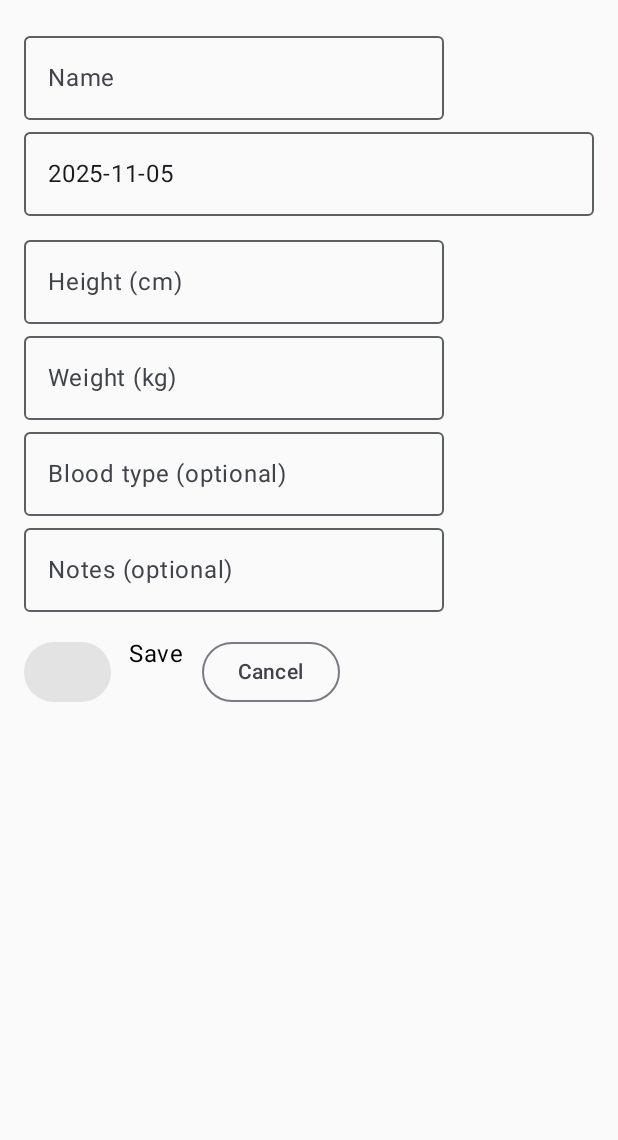
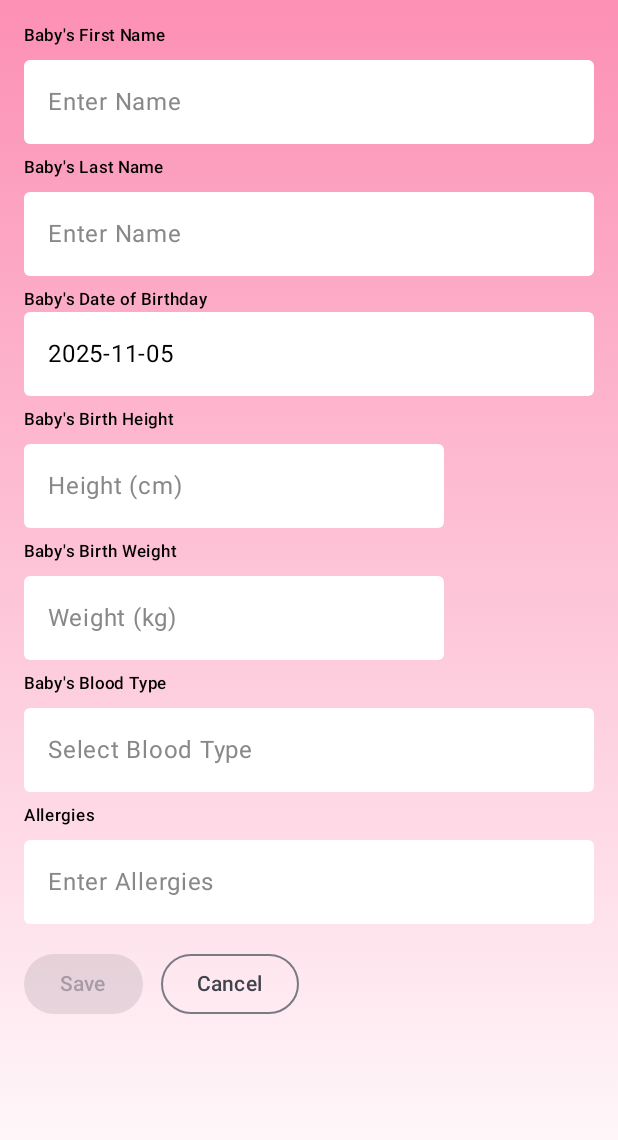
Before and after one commit to dirty-dan01/baby_journals, an Android app built with Jetpack Compose: the AddBabyScreen screen opened through its navigation route, on a phone screen of 412 x 824 dp. Shown: the top 1140 px of the screen. Run offline under Robolectric (Android 15) with nearby library versions, the phone set to English and light mode, and no system bars.

Commit message:
Ui to match figma designs

```diff
--- a/app/src/main/java/com/example/baby_journals/data/Baby.kt
+++ b/app/src/main/java/com/example/baby_journals/data/Baby.kt
@@ -5,11 +5,12 @@ import kotlinx.serialization.Serializable
 @Serializable
 data class Baby(
     val id: String,
-    val name: String,
+    val firstName: String,
+    val lastName: String,
     val birthDate: String,
     val heightCm: Double,
     val weightKg: Double,
     val bloodType: String? = null,
     val photoUr: String? = null,
-    val notes: String? = null,
+    val allergies: String? = null,
 )
--- a/app/src/main/java/com/example/baby_journals/ui/AppNav.kt
+++ b/app/src/main/java/com/example/baby_journals/ui/AppNav.kt
@@ -32,8 +32,8 @@ fun AppNav(vm: BabyViewModel) {
         }
         composable(Routes.ADD) {
             AddBabyScreen(
-                onSave = { name, birth, h, w, bt, photo, notes ->
-                    vm.addBaby(name, birth, h, w, bt, photo, notes)
+                onSave = { firstName, lastName, birth, h, w, bt, photo, allergies ->
+                    vm.addBaby(firstName, lastName, birth, h, w, bt, photo, allergies)
                     nav.popBackStack()
                 },
                 onCancel = { nav.popBackStack() }
--- a/app/src/main/java/com/example/baby_journals/ui/BabyViewModel.kt
+++ b/app/src/main/java/com/example/baby_journals/ui/BabyViewModel.kt
@@ -25,24 +25,26 @@ class BabyViewModel(
             .map { BabyListUiState(it) }
             .stateIn(viewModelScope, SharingStarted.WhileSubscribed(5000), BabyListUiState())
 
-     fun addBaby(
-        name: String,
+    fun addBaby(
+        firstName: String,
+        lastName: String,
         birthDate: LocalDate,
         heightCm: Double,
         weightKg: Double,
         bloodType: String? = null,
         photoUrl: String? = null,
-        notes: String? = null
+        allergies: String? = null
     ) = viewModelScope.launch {
         val baby = Baby(
             id = UUID.randomUUID().toString(),
-            name = name,
+            firstName = firstName,
+            lastName = lastName,
             birthDate = birthDate.toString(),
             heightCm = heightCm,
             weightKg = weightKg,
             bloodType = bloodType,
             photoUr = photoUrl,
-            notes = notes,
+            allergies = allergies,
         )
         repo.add(baby)
     }
--- /dev/null
+++ b/app/src/main/java/com/example/baby_journals/ui/components/AboveLabel.kt
@@ -0,0 +1,12 @@
+package com.example.baby_journals.ui.components
+
+import androidx.compose.material3.Text
+import androidx.compose.runtime.Composable
+
+@Composable
+fun AboveLabel(text: String) {
+    Text(
+        text = text,
+        style = androidx.compose.material3.MaterialTheme.typography.labelSmall
+    )
+}
--- /dev/null
+++ b/app/src/main/java/com/example/baby_journals/ui/components/TextFieldStyle.kt
@@ -0,0 +1,20 @@
+package com.example.baby_journals.ui.components
+
+import androidx.compose.material3.TextFieldDefaults
+import androidx.compose.runtime.Composable
+import androidx.compose.ui.graphics.Color
+
+object TextFieldStyle {
+    @Composable
+    fun WhiteNoLine() = TextFieldDefaults.colors(
+        focusedContainerColor = Color.White,
+        unfocusedContainerColor = Color.White,
+        disabledContainerColor = Color.White,
+        errorContainerColor = Color.White,
+        focusedIndicatorColor = Color.Transparent,
+        unfocusedIndicatorColor = Color.Transparent,
+        disabledIndicatorColor = Color.Transparent,
+        focusedTextColor = Color.Black,
+        unfocusedTextColor = Color.Black
+    )
+}
--- a/app/src/main/java/com/example/baby_journals/ui/screens/AddBabyScreen.kt
+++ b/app/src/main/java/com/example/baby_journals/ui/screens/AddBabyScreen.kt
@@ -3,11 +3,14 @@ package com.example.baby_journals.ui.screens
 import android.app.DatePickerDialog
 import android.os.Build
 import androidx.annotation.RequiresApi
+import androidx.compose.foundation.background
 import androidx.compose.foundation.clickable
 import androidx.compose.foundation.layout.Arrangement
+import androidx.compose.foundation.layout.Box
 import androidx.compose.foundation.layout.Column
 import androidx.compose.foundation.layout.Row
 import androidx.compose.foundation.layout.Spacer
+import androidx.compose.foundation.layout.fillMaxSize
 import androidx.compose.foundation.layout.fillMaxWidth
 import androidx.compose.foundation.layout.height
 import androidx.compose.foundation.layout.padding
@@ -21,39 +24,72 @@ import androidx.compose.runtime.mutableStateOf
 import androidx.compose.runtime.remember
 import androidx.compose.runtime.setValue
 import androidx.compose.ui.Modifier
+import androidx.compose.ui.graphics.Brush
+import androidx.compose.ui.graphics.Color
 import androidx.compose.ui.platform.LocalContext
 import androidx.compose.ui.unit.dp
+import com.example.baby_journals.ui.components.AboveLabel
+import com.example.baby_journals.ui.components.TextFieldStyle
 import java.time.LocalDate
 
 @RequiresApi(Build.VERSION_CODES.O)
 @Composable
 fun AddBabyScreen(
-    onSave: (String, LocalDate, Double, Double, String?, String?, String?) -> Unit,
+    onSave: (String, String, LocalDate, Double, Double, String?, String?, String?) -> Unit,
     onCancel: () -> Unit
 ) {
-    var name by remember { mutableStateOf("") }
+    var firstName by remember { mutableStateOf("") }
+    var lastName by remember { mutableStateOf("") }
     var date by remember { mutableStateOf(LocalDate.now()) }
     var height by remember { mutableStateOf("") }
     var weight by remember { mutableStateOf("") }
     var blood by remember { mutableStateOf("") }
-    var notes by remember { mutableStateOf("") }
+    var allergies by remember { mutableStateOf("") }
     val ctx = LocalContext.current
 
+    Box(
+        modifier = Modifier
+            .fillMaxSize()
+            .background(
+                brush = Brush.verticalGradient(
+                    colors = listOf(
+                        Color(0xFFFC90B4),
+                        Color.White
+                    )
+                )
+            )
+    ) {
         Column(
             Modifier.padding(16.dp)
         ) {
+            AboveLabel("Baby's First Name")
             OutlinedTextField(
-            value = name,
-            onValueChange = { name = it },
+                modifier = Modifier.fillMaxWidth(),
+                value = firstName,
+                onValueChange = { firstName = it },
+                colors = TextFieldStyle.WhiteNoLine(),
                 label = {
-                Text("Name")
+                    Text("Enter Name", color = Color.Gray)
                 }
             )
             Spacer(Modifier.height(8.dp))
+            AboveLabel("Baby's Last Name")
+            OutlinedTextField(
+                value = lastName,
+                modifier = Modifier.fillMaxWidth(),
+                onValueChange = { lastName = it },
+                colors = TextFieldStyle.WhiteNoLine(),
+                label = {
+                    Text("Enter Name", color = Color.Gray)
+                }
+            )
+            Spacer(Modifier.height(8.dp))
+            AboveLabel("Baby's Date of Birthday")
             OutlinedTextField(
                 value = date.toString(),
                 onValueChange = {},
                 readOnly = true,
+                colors = TextFieldStyle.WhiteNoLine(),
                 modifier = Modifier
                     .fillMaxWidth()
                     .clickable {
@@ -66,54 +102,67 @@ fun AddBabyScreen(
                     } then (Modifier)
             )
             Spacer(Modifier.height(8.dp))
+            AboveLabel("Baby's Birth Height")
             OutlinedTextField(
                 value = height,
                 onValueChange = { height = it },
+                colors = TextFieldStyle.WhiteNoLine(),
                 label = {
                     Text(
-                    "Height (cm)"
+                        "Height (cm)",
+                        color = Color.Gray
                     )
                 }
             )
+            Spacer(Modifier.height(8.dp))
+            AboveLabel("Baby's Birth Weight")
             OutlinedTextField(
                 value = weight,
                 onValueChange = { weight = it },
-            label = { Text("Weight (kg)") }
+                colors = TextFieldStyle.WhiteNoLine(),
+                label = { Text("Weight (kg)", color = Color.Gray) }
             )
+            Spacer(Modifier.height(8.dp))
+            AboveLabel("Baby's Blood Type")
             OutlinedTextField(
                 value = blood,
+                modifier = Modifier.fillMaxWidth(),
                 onValueChange = { blood = it },
-            label = { Text("Blood type (optional)") }
+                colors = TextFieldStyle.WhiteNoLine(),
+                label = { Text("Select Blood Type", color = Color.Gray) }
             )
+            Spacer(Modifier.height(8.dp))
+            AboveLabel("Allergies")
             OutlinedTextField(
-            value = notes,
-            onValueChange = { notes = it },
-            label = { Text("Notes (optional)") }
+                value = allergies,
+                modifier = Modifier.fillMaxWidth(),
+                onValueChange = { allergies = it },
+                colors = TextFieldStyle.WhiteNoLine(),
+                label = { Text("Enter Allergies", color = Color.Gray) }
             )
             Spacer(Modifier.height(16.dp))
             Row(horizontalArrangement = Arrangement.spacedBy(12.dp)) {
                 Button(
                     onClick = {
                         onSave(
-                        name,
+                            firstName,
+                            lastName,
                             date,
                             height.toDouble(),
                             weight.toDouble(),
                             blood.ifBlank { null },
                             null,
-                        notes.ifBlank { null }
+                            allergies.ifBlank { null }
                         )
                     },
-                enabled = name.isNotBlank()
+                    enabled = firstName.isNotBlank()
                             && height.toDoubleOrNull() != null
                             && weight.toDoubleOrNull() != null
                 ) {
-
-            }.also {
                     Text("Save")
                 }
                 OutlinedButton(onClick = onCancel) { Text("Cancel") }
             }
-
         }
     }
+}
--- a/app/src/main/java/com/example/baby_journals/ui/screens/BabyDetailsScreen.kt
+++ b/app/src/main/java/com/example/baby_journals/ui/screens/BabyDetailsScreen.kt
@@ -33,23 +33,32 @@ fun BabyDetailsScreen(
     id: String,
     state: StateFlow<BabyListUiState>,
     onBack: () -> Unit
-){
+) {
     val ui by state.collectAsState()
-    val baby = ui.babies.firstOrNull{it.id == id}
+    val baby = ui.babies.firstOrNull { it.id == id }
 
     Scaffold(
         topBar = {
-            TopAppBar(title = { Text(baby?.name ?: "Detail") },
-            navigationIcon = { TextButton(onClick = onBack) {Text("Back")}
-            }) }
+            TopAppBar(
+                title = { Text((baby?.firstName + " " + baby?.lastName)) },
+                navigationIcon = {
+                    TextButton(onClick = onBack) { Text("Back") }
+                })
+        }
     ) { pad ->
-        if (baby == null){
-            Box(Modifier.padding(pad).padding(16.dp)){
-                Text("Not found")}
+        if (baby == null) {
+            Box(Modifier
+                .padding(pad)
+                .padding(16.dp)) {
+                Text("Not found")
+            }
             return@Scaffold
         }
         Column(
-            Modifier.padding(pad).padding(16.dp).fillMaxWidth()
+            Modifier
+                .padding(pad)
+                .padding(16.dp)
+                .fillMaxWidth()
         ) {
             baby.photoUr?.let {
                 Image(
@@ -67,8 +76,8 @@ fun BabyDetailsScreen(
             Text("Blood type: ${baby.bloodType} ?: Unknown")
             Text("Height: ${baby.heightCm} cm")
             Text("Weight: ${baby.weightKg} kg")
-            baby.notes?.takeIf { it.isNotBlank() }?.let {
-                Spacer(Modifier.height(8.dp)); Text("Notes: $it")
+            baby.allergies?.takeIf { it.isNotBlank() }?.let {
+                Spacer(Modifier.height(8.dp)); Text("Allergies: $it")
             }
         }
     }
--- a/app/src/main/java/com/example/baby_journals/ui/screens/BabyListScreen.kt
+++ b/app/src/main/java/com/example/baby_journals/ui/screens/BabyListScreen.kt
@@ -3,8 +3,10 @@ package com.example.baby_journals.ui.screens
 import android.os.Build
 import androidx.annotation.RequiresApi
 import androidx.compose.foundation.clickable
+import androidx.compose.foundation.layout.Box
 import androidx.compose.foundation.layout.Column
 import androidx.compose.foundation.layout.Spacer
+import androidx.compose.foundation.layout.fillMaxSize
 import androidx.compose.foundation.layout.fillMaxWidth
 import androidx.compose.foundation.layout.height
 import androidx.compose.foundation.layout.padding
@@ -16,8 +18,13 @@ import androidx.compose.material3.Text
 import androidx.compose.runtime.Composable
 import androidx.compose.runtime.collectAsState
 import androidx.compose.runtime.getValue
+import androidx.compose.ui.Alignment
 import androidx.compose.ui.Modifier
+import androidx.compose.ui.graphics.Color
+import androidx.compose.ui.text.font.FontWeight
+import androidx.compose.ui.text.style.TextAlign
 import androidx.compose.ui.unit.dp
+import androidx.compose.ui.unit.sp
 import com.example.baby_journals.ui.BabyListUiState
 import com.example.baby_journals.utils.formatAge
 import kotlinx.coroutines.flow.StateFlow
@@ -31,39 +38,77 @@ fun BabyListScreen(
     onOpen: (String) -> Unit
 ) {
     val ui by state.collectAsState()
+    val isEmpty = ui.babies.isEmpty()
     Scaffold(
         floatingActionButton = {
+            if (!isEmpty) {
                 FloatingActionButton(
                     onClick = onAddClick
                 ) {
                     Text("+")
                 }
             }
+        }
     ) { pad ->
+        if (isEmpty) {
+            Box(
+                modifier = Modifier
+                    .padding(pad)
+                    .fillMaxSize()
+                    .clickable { onAddClick() },
+                contentAlignment = Alignment.Center
+            ) {
+                Column(horizontalAlignment = Alignment.CenterHorizontally) {
+                    Text(
+                        "+",
+                        fontSize = 72.sp,
+                        fontWeight = FontWeight.Bold,
+                        color = Color(0xfffc90b4)
+                    )
+                    Spacer(Modifier.padding(16.dp))
+                    Text(
+                        "Add Your Baby",
+                        fontSize = 24.sp,
+                        fontWeight = FontWeight.Bold
+                    )
+                    Spacer(Modifier.padding(16.dp))
+                    Text(
+                        "Start tracking every important\nmoment from day one",
+                        fontSize = 14.sp,
+                        lineHeight = 16.sp,
+                        color = Color.Gray,
+                        textAlign = TextAlign.Center
+                    )
+                }
+            }
+        } else {
             Column(
-            Modifier.padding(pad).padding(16.dp)
+                Modifier
+                    .padding(pad)
+                    .padding(16.dp)
             ) {
                 Text("Baby Journals", style = MaterialTheme.typography.headlineSmall)
-            Spacer(Modifier.height(12.dp))
+                Spacer(Modifier.height(16.dp))
                 ui.babies.forEach { baby ->
                     ElevatedCard(
                         Modifier
                             .fillMaxWidth()
                             .padding(vertical = 6.dp)
-                        .clickable{onOpen(baby.id)}
+                            .clickable { onOpen(baby.id) }
                     ) {
                         Column(
                             Modifier.padding(12.dp)
                         ) {
-                        Text(baby.name, style = MaterialTheme.typography.titleMedium)
+                            Text(
+                                baby.firstName + " " + baby.lastName,
+                                style = MaterialTheme.typography.titleMedium
+                            )
                             val age = formatAge(LocalDate.parse(baby.birthDate))
                             Text("Age: $age")
                             Text("Size: ${baby.heightCm} cm * Weight: ${baby.weightKg} kg")
                         }
                     }
                 }
-            if (ui.babies.isEmpty()){
-                Text("No babies yet. Tap + to add one")
             }
         }
     }
```
Also changed, not shown: app/src/main/java/com/example/baby_journals/MainActivity.kt (+0 -7 lines). Lines whose indentation alone changed are shown as unchanged.
